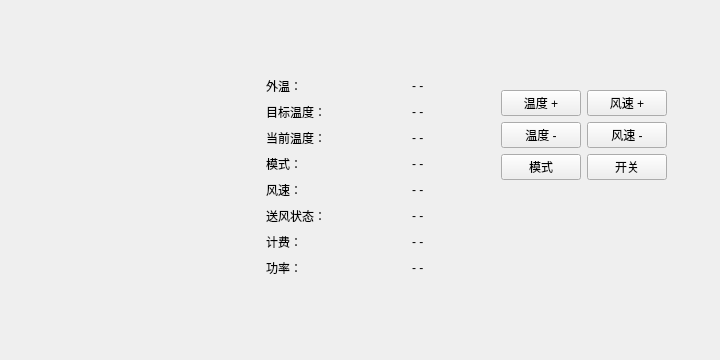
Connor1996/Distributed-Air-Conditioning-System, file src/client/panel.ui: the form before one commit.
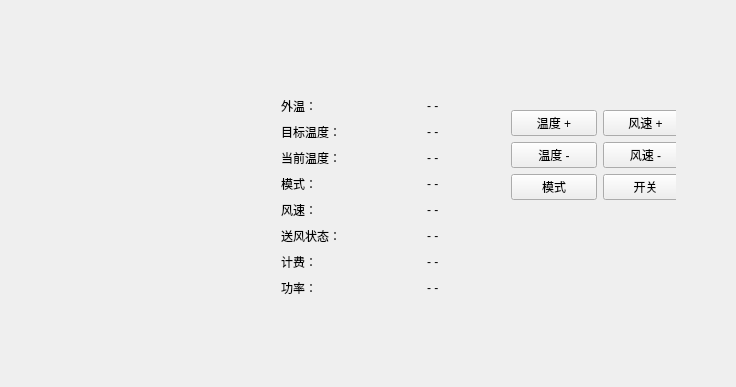
The form after the commit.

Diff of the .ui file:
```diff
--- a/src/client/panel.ui
+++ b/src/client/panel.ui
@@ -6,8 +6,8 @@
    <rect>
     <x>0</x>
     <y>0</y>
-    <width>720</width>
-    <height>360</height>
+    <width>736</width>
+    <height>387</height>
    </rect>
   </property>
   <property name="windowTitle">
@@ -16,24 +16,11 @@
   <property name="styleSheet">
    <string notr="true">font: 75 12pt &quot;等线&quot;;</string>
   </property>
+  <layout class="QHBoxLayout" name="horizontalLayout_12">
+   <item>
   <widget class="QWidget" name="widget" native="true">
-   <property name="geometry">
-    <rect>
-     <x>0</x>
-     <y>0</y>
-     <width>720</width>
-     <height>360</height>
-    </rect>
-   </property>
-   <widget class="QWidget" name="">
-    <property name="geometry">
-     <rect>
-      <x>0</x>
-      <y>0</y>
-      <width>711</width>
-      <height>361</height>
-     </rect>
-    </property>
+     <layout class="QHBoxLayout" name="horizontalLayout_13">
+      <item>
     <layout class="QHBoxLayout" name="horizontalLayout_11">
      <item>
       <spacer name="horizontalSpacer_9">
@@ -126,7 +113,7 @@
        </item>
        <item>
         <widget class="QWidget" name="illustrationWidget" native="true">
-         <widget class="QWidget" name="">
+            <widget class="QWidget" name="layoutWidget">
           <property name="geometry">
            <rect>
             <x>0</x>
@@ -475,12 +462,12 @@
          <property name="enabled">
           <bool>true</bool>
          </property>
-         <widget class="QWidget" name="">
+            <widget class="QWidget" name="layoutWidget">
           <property name="geometry">
            <rect>
             <x>10</x>
             <y>0</y>
-            <width>166</width>
+               <width>177</width>
             <height>189</height>
            </rect>
           </property>
@@ -612,23 +599,11 @@
       </spacer>
      </item>
     </layout>
-   </widget>
-   <zorder>viewer</zorder>
-   <zorder>illustrationWidget</zorder>
-   <zorder>controller</zorder>
-   <zorder>illustrationWidget</zorder>
-   <zorder>controller</zorder>
-   <zorder>verticalSpacer_5</zorder>
-   <zorder>verticalSpacer_6</zorder>
-   <zorder>verticalSpacer_7</zorder>
-   <zorder>verticalSpacer_8</zorder>
-   <zorder>verticalSpacer_9</zorder>
-   <zorder>verticalSpacer_10</zorder>
-   <zorder>horizontalSpacer_9</zorder>
-   <zorder>horizontalSpacer_10</zorder>
-   <zorder>horizontalSpacer_11</zorder>
-   <zorder>horizontalSpacer_12</zorder>
-  </widget>
+      </item>
+     </layout>
+    </widget>
+   </item>
+  </layout>
  </widget>
  <resources/>
  <connections/>
```
Lines whose indentation alone changed are shown as unchanged.
